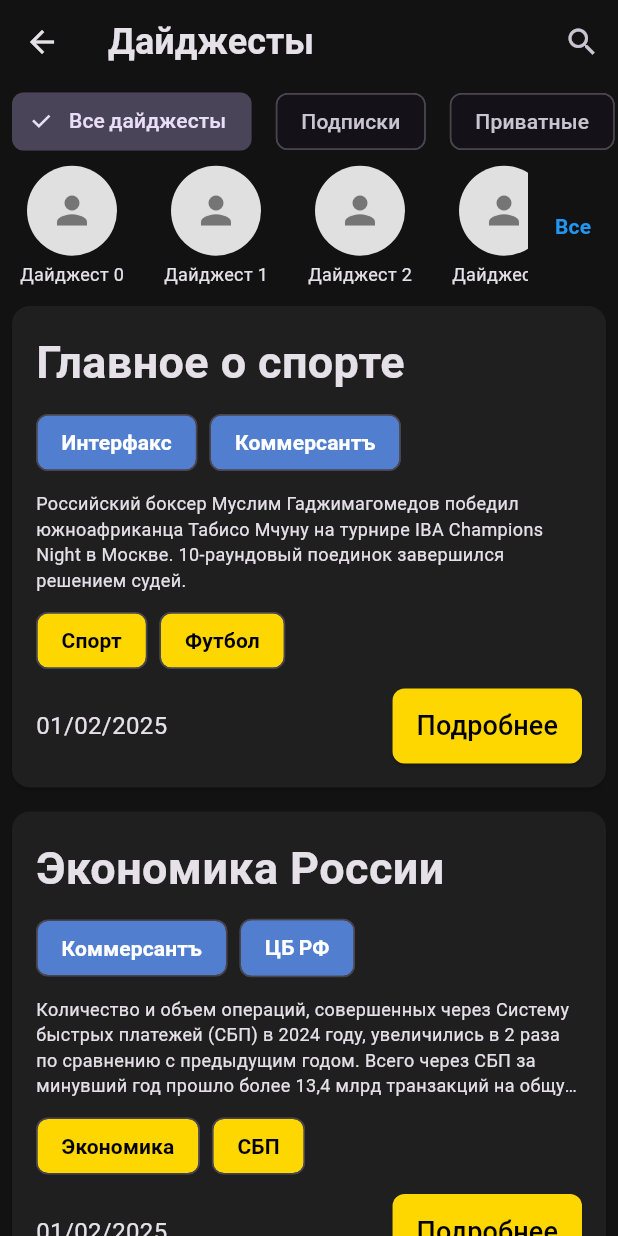
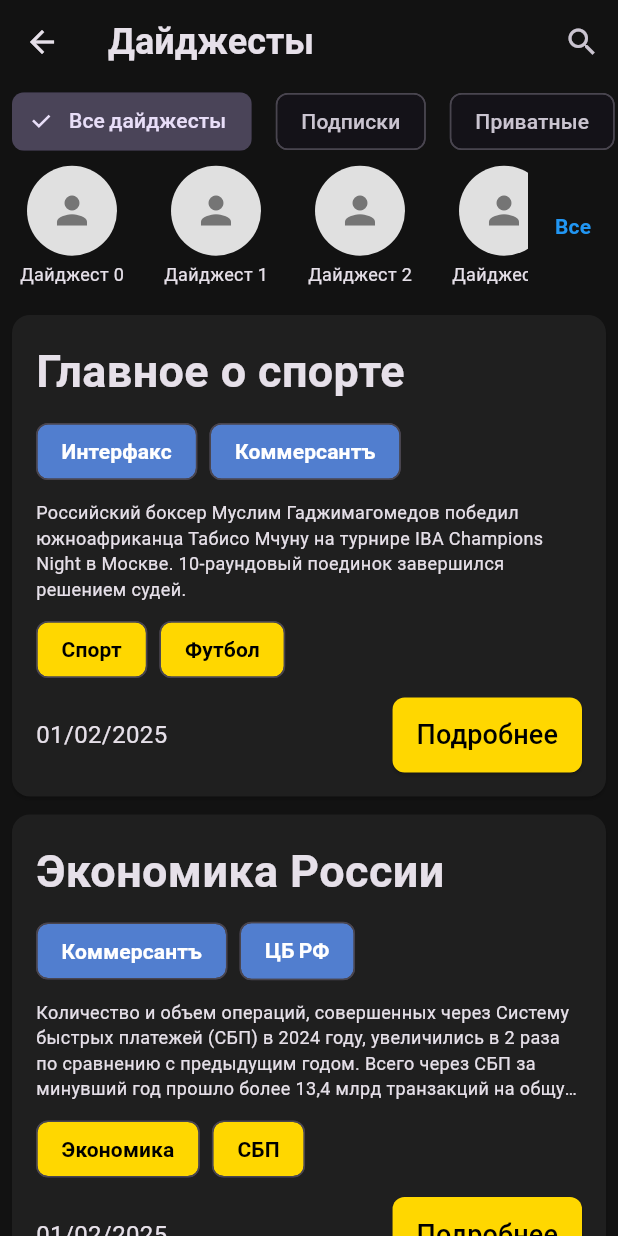
Before and after one commit to KcasTischaWattt/crosswords-mobile-app, a Flutter app: the DigestsPage screen opened directly, on a phone screen of 412 x 824 dp. Run offline on Flutter 3.47's test engine with Material 3 defaults, Android fonts, the phone set to English and light mode, and no system bars; our stand-ins replace google_fonts, velocity_x.

Commit message:
Adjust bottom navigation bar margin for improved layout consistency

```diff
--- a/lib/screens/articles_page.dart
+++ b/lib/screens/articles_page.dart
@@ -135,7 +135,7 @@ class _ArticlesPageState extends State<ArticlesPage>
                     .bottomNavigationBarTheme
                     .backgroundColor,
                 margin: const EdgeInsets.symmetric(
-                    vertical: 8, horizontal: 1),
+                    vertical: 6, horizontal: 1),
                 shape: RoundedRectangleBorder(
                     borderRadius: BorderRadius.circular(8)),
                 child: Padding(
--- a/lib/screens/digests_page.dart
+++ b/lib/screens/digests_page.dart
@@ -119,7 +119,7 @@ class _DigestsPageState extends State<DigestsPage> {
         final digest = digests[index];
         return Card(
           color: Theme.of(context).bottomNavigationBarTheme.backgroundColor,
-          margin: const EdgeInsets.only(bottom: 16),
+          margin: const EdgeInsets.symmetric(vertical: 6),
           shape:
               RoundedRectangleBorder(borderRadius: BorderRadius.circular(12)),
           child: Padding(
```
